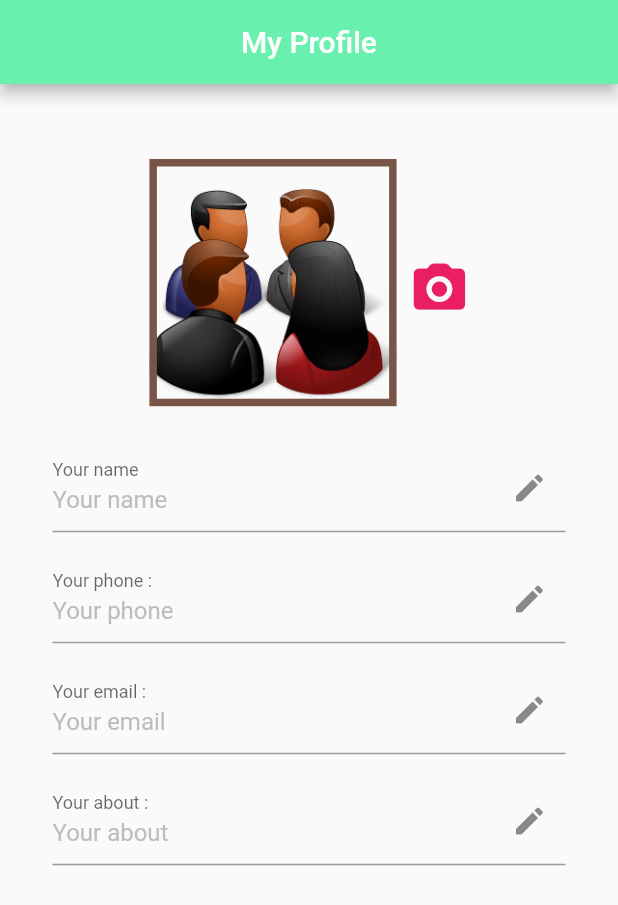
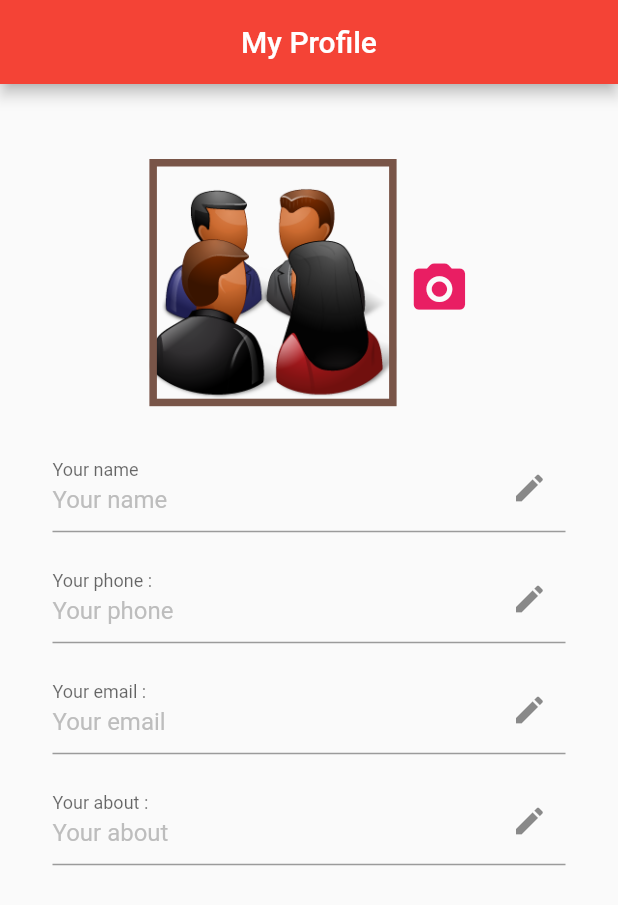
Before and after one commit to Nickiiz/my_profile_app, a Flutter app: the screen it shows after launch, on a phone screen of 412 x 824 dp. Shown: the top 905 px of the screen. Run offline on Flutter 3.47's test engine with Material 2 defaults, Android fonts, the phone set to English and light mode, and no system bars; our stand-ins replace google_fonts; Roboto replaces fonts that are missing (Itim).

Commit message:
chang color red home

```diff
--- a/lib/views/home_ui.dart
+++ b/lib/views/home_ui.dart
@@ -19,7 +19,7 @@ class _HomeUIState extends State<HomeUI> {
     // ignore: prefer_const_constructors
     return Scaffold(
       appBar: AppBar(
-        backgroundColor: Colors.greenAccent,
+        backgroundColor: Colors.red,
         // ignore: prefer_const_constructors
         title: Text(
           'My Profile',
```
